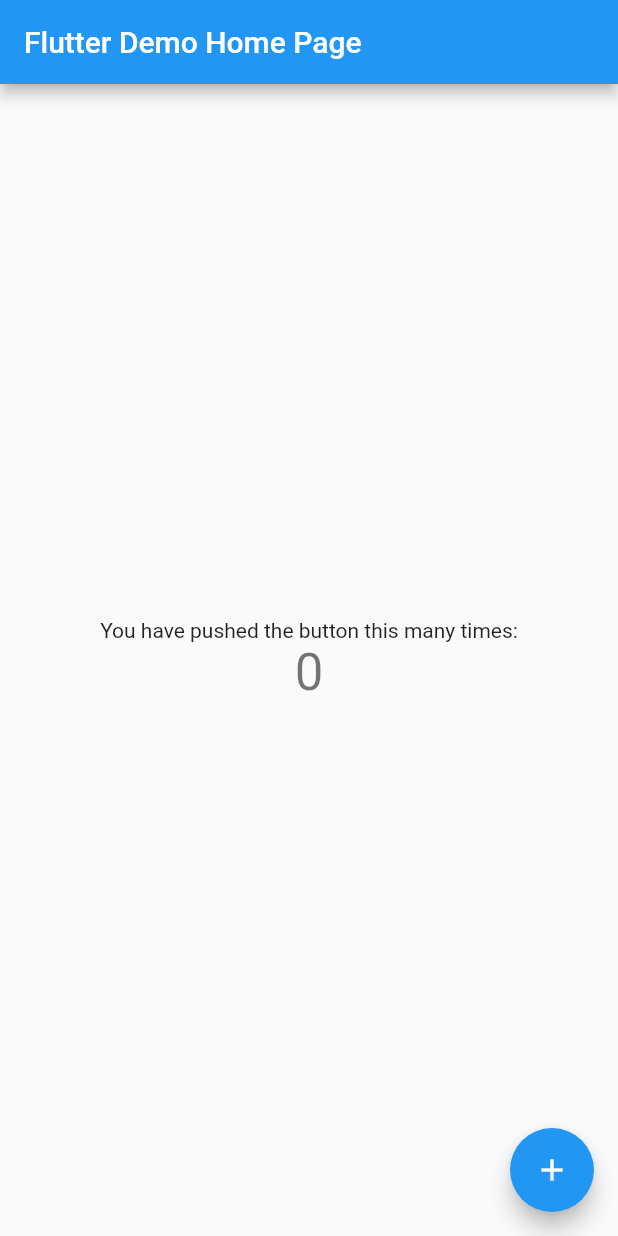
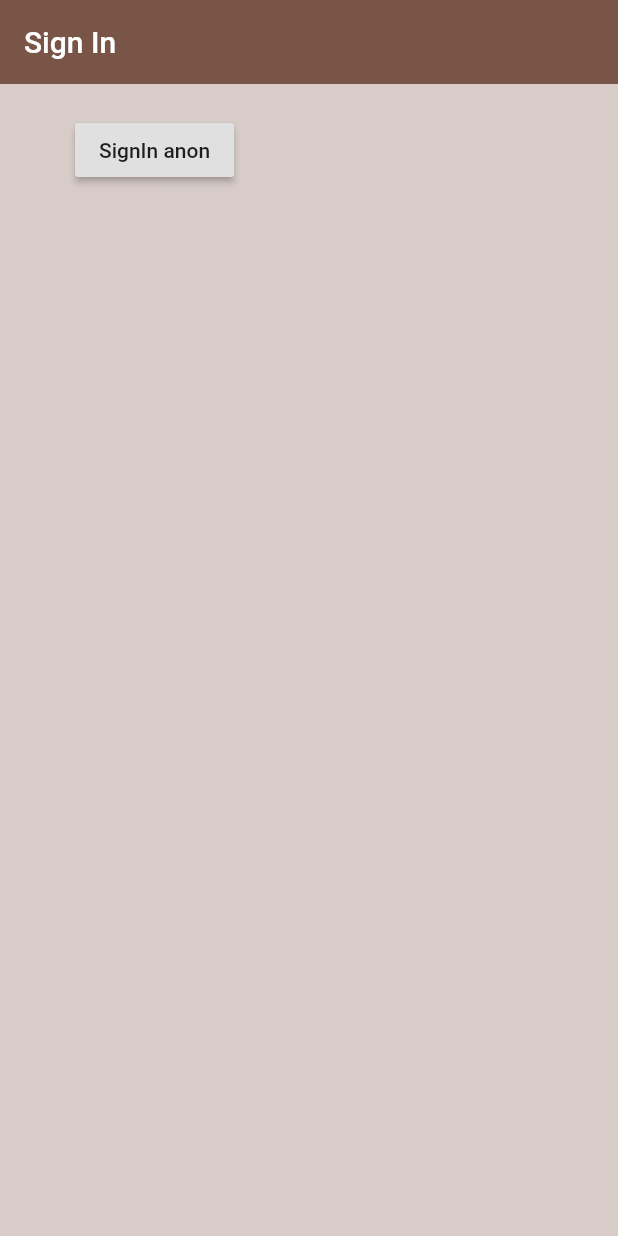
Before and after one commit to Vimalvijayakumar/Flutter_whith_firebase, a Flutter app: the screen it shows after launch, on a phone screen of 412 x 824 dp. Run offline on Flutter 3.47's test engine with Material 2 defaults, Android fonts, the phone set to English and light mode, and no system bars; our stand-ins replace firebase_auth, firebase_core; accounts and stored records are empty.

Commit message:
anon Sign in and out created

```diff
--- a/lib/main.dart
+++ b/lib/main.dart
@@ -1,6 +1,14 @@
+import 'package:firebase_flutter/models/user.dart';
+import 'package:firebase_flutter/services/auth.dart';
 import 'package:flutter/material.dart';
+import 'screens/wrapper.dart';
+import 'package:firebase_core/firebase_core.dart';
+import 'package:provider/provider.dart';
 
-void main() {
+void main() async {
+  WidgetsFlutterBinding.ensureInitialized();
+  await Firebase.initializeApp();
+
   runApp(MyApp());
 }
 
@@ -8,110 +16,11 @@ class MyApp extends StatelessWidget {
   // This widget is the root of your application.
   @override
   Widget build(BuildContext context) {
-    return MaterialApp(
-      title: 'Flutter Demo',
-      theme: ThemeData(
-        // This is the theme of your application.
-        //
-        // Try running your application with "flutter run". You'll see the
-        // application has a blue toolbar. Then, without quitting the app, try
-        // changing the primarySwatch below to Colors.green and then invoke
-        // "hot reload" (press "r" in the console where you ran "flutter run",
-        // or simply save your changes to "hot reload" in a Flutter IDE).
-        // Notice that the counter didn't reset back to zero; the application
-        // is not restarted.
-        primarySwatch: Colors.blue,
-        // This makes the visual density adapt to the platform that you run
-        // the app on. For desktop platforms, the controls will be smaller and
-        // closer together (more dense) than on mobile platforms.
-        visualDensity: VisualDensity.adaptivePlatformDensity,
+    return StreamProvider<Userdata>.value(
+      value: AuthService().user,
+      child: MaterialApp(
+        home: Wrapper(),
       ),
-      home: MyHomePage(title: 'Flutter Demo Home Page'),
     );
   }
 }
-
-class MyHomePage extends StatefulWidget {
-  MyHomePage({Key key, this.title}) : super(key: key);
-
-  // This widget is the home page of your application. It is stateful, meaning
-  // that it has a State object (defined below) that contains fields that affect
-  // how it looks.
-
-  // This class is the configuration for the state. It holds the values (in this
-  // case the title) provided by the parent (in this case the App widget) and
-  // used by the build method of the State. Fields in a Widget subclass are
-  // always marked "final".
-
-  final String title;
-
-  @override
-  _MyHomePageState createState() => _MyHomePageState();
-}
-
-class _MyHomePageState extends State<MyHomePage> {
-  int _counter = 0;
-
-  void _incrementCounter() {
-    setState(() {
-      // This call to setState tells the Flutter framework that something has
-      // changed in this State, which causes it to rerun the build method below
-      // so that the display can reflect the updated values. If we changed
-      // _counter without calling setState(), then the build method would not be
-      // called again, and so nothing would appear to happen.
-      _counter++;
-    });
-  }
-
-  @override
-  Widget build(BuildContext context) {
-    // This method is rerun every time setState is called, for instance as done
-    // by the _incrementCounter method above.
-    //
-    // The Flutter framework has been optimized to make rerunning build methods
-    // fast, so that you can just rebuild anything that needs updating rather
-    // than having to individually change instances of widgets.
-    return Scaffold(
-      appBar: AppBar(
-        // Here we take the value from the MyHomePage object that was created by
-        // the App.build method, and use it to set our appbar title.
-        title: Text(widget.title),
-      ),
-      body: Center(
-        // Center is a layout widget. It takes a single child and positions it
-        // in the middle of the parent.
-        child: Column(
-          // Column is also a layout widget. It takes a list of children and
-          // arranges them vertically. By default, it sizes itself to fit its
-          // children horizontally, and tries to be as tall as its parent.
-          //
-          // Invoke "debug painting" (press "p" in the console, choose the
-          // "Toggle Debug Paint" action from the Flutter Inspector in Android
-          // Studio, or the "Toggle Debug Paint" command in Visual Studio Code)
-          // to see the wireframe for each widget.
-          //
-          // Column has various properties to control how it sizes itself and
-          // how it positions its children. Here we use mainAxisAlignment to
-          // center the children vertically; the main axis here is the vertical
-          // axis because Columns are vertical (the cross axis would be
-          // horizontal).
-          mainAxisAlignment: MainAxisAlignment.center,
-          children: <Widget>[
-            Text(
-              'You have pushed the button this many times:',
-            ),
-            Text(
-              '$_counter',
-              style: Theme.of(context).textTheme.headline4,
-            ),
-          ],
-        ),
-      ),
-      floatingActionButton: FloatingActionButton(
-        onPressed: _incrementCounter,
-        tooltip: 'Increment',
-        child: Icon(Icons.add),
-      ), // This trailing comma makes auto-formatting nicer for build methods.
-    );
-  }
-}
--- /dev/null
+++ b/lib/models/user.dart
@@ -0,0 +1,5 @@
+class Userdata {
+  final String uid;
+
+  Userdata({this.uid});
+}
--- /dev/null
+++ b/lib/screens/authenticate/authenticate.dart
@@ -0,0 +1,16 @@
+import 'package:firebase_flutter/screens/authenticate/signIn.dart';
+import 'package:flutter/material.dart';
+
+class Authenticate extends StatefulWidget {
+  @override
+  _AuthenticateState createState() => _AuthenticateState();
+}
+
+class _AuthenticateState extends State<Authenticate> {
+  @override
+  Widget build(BuildContext context) {
+    return Container(
+      child: SignIn(),
+    );
+  }
+}
--- /dev/null
+++ b/lib/screens/authenticate/signIn.dart
@@ -0,0 +1,37 @@
+import 'package:firebase_flutter/services/auth.dart';
+import 'package:flutter/material.dart';
+
+class SignIn extends StatefulWidget {
+  @override
+  _SignInState createState() => _SignInState();
+}
+
+class _SignInState extends State<SignIn> {
+  final AuthService _auth = AuthService();
+  @override
+  Widget build(BuildContext context) {
+    return Scaffold(
+      backgroundColor: Colors.brown[100],
+      appBar: AppBar(
+        backgroundColor: Colors.brown,
+        elevation: 0.0,
+        title: Text('Sign In'),
+      ),
+      body: Container(
+        padding: EdgeInsets.symmetric(vertical: 20.0, horizontal: 50.0),
+        child: RaisedButton(
+          child: Text('SignIn anon'),
+          onPressed: () async {
+            dynamic result = await _auth.signuInAnon();
+            if (result == null) {
+              print('error in sign in');
+            } else {
+              print('signed in');
+              print(result.uid);
+            }
+          },
+        ),
+      ),
+    );
+  }
+}
--- /dev/null
+++ b/lib/screens/wrapper.dart
@@ -0,0 +1,20 @@
+import 'package:firebase_flutter/models/user.dart';
+import 'package:flutter/material.dart';
+import 'home/home.dart';
+import 'authenticate/authenticate.dart';
+import 'package:provider/provider.dart';
+import 'package:firebase_flutter/services/auth.dart';
+
+class Wrapper extends StatelessWidget {
+  @override
+  Widget build(BuildContext context) {
+    final user = Provider.of<Userdata>(context);
+    print(user);
+    //return home or authentication widget
+    if (user == null) {
+      return Authenticate();
+    } else {
+      return Home();
+    }
+  }
+}
```
Also changed, not shown: lib/screens/home/home.dart (added, +26 -0 lines), lib/services/auth.dart (added, +45 -0 lines), pubspec.yaml (+6 -1 lines), pubspec.lock, 3 other files.
